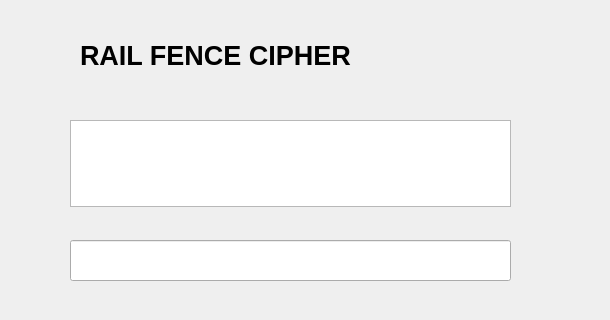
This is LAB-03/ui/railfence.ui in tuyetnhilk2021-cpu/bmttnc-hutech-2380601578 as Qt 5 draws it before an edit; both pictures show x 190 to 800 and y 0 to 320 of the 800 by 600 pixel window. The edited form follows.
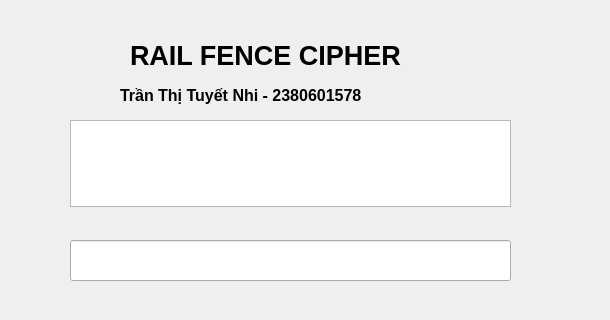
This is the edited form.

Patch:
```diff
--- a/LAB-03/ui/railfence.ui
+++ b/LAB-03/ui/railfence.ui
@@ -17,7 +17,7 @@
    <widget class="QLabel" name="label_4">
     <property name="geometry">
      <rect>
-      <x>270</x>
+      <x>320</x>
       <y>40</y>
       <width>351</width>
       <height>31</height>
@@ -150,6 +150,26 @@
      <string>Decrypt</string>
     </property>
    </widget>
+   <widget class="QLabel" name="label_5">
+    <property name="geometry">
+     <rect>
+      <x>310</x>
+      <y>80</y>
+      <width>291</width>
+      <height>31</height>
+     </rect>
+    </property>
+    <property name="font">
+     <font>
+      <pointsize>12</pointsize>
+      <weight>75</weight>
+      <bold>true</bold>
+     </font>
+    </property>
+    <property name="text">
+     <string>Trần Thị Tuyết Nhi - 2380601578</string>
+    </property>
+   </widget>
   </widget>
   <widget class="QMenuBar" name="menubar">
    <property name="geometry">
```
Left out of the diff: 2 changed lines with no effect on the pictures.
